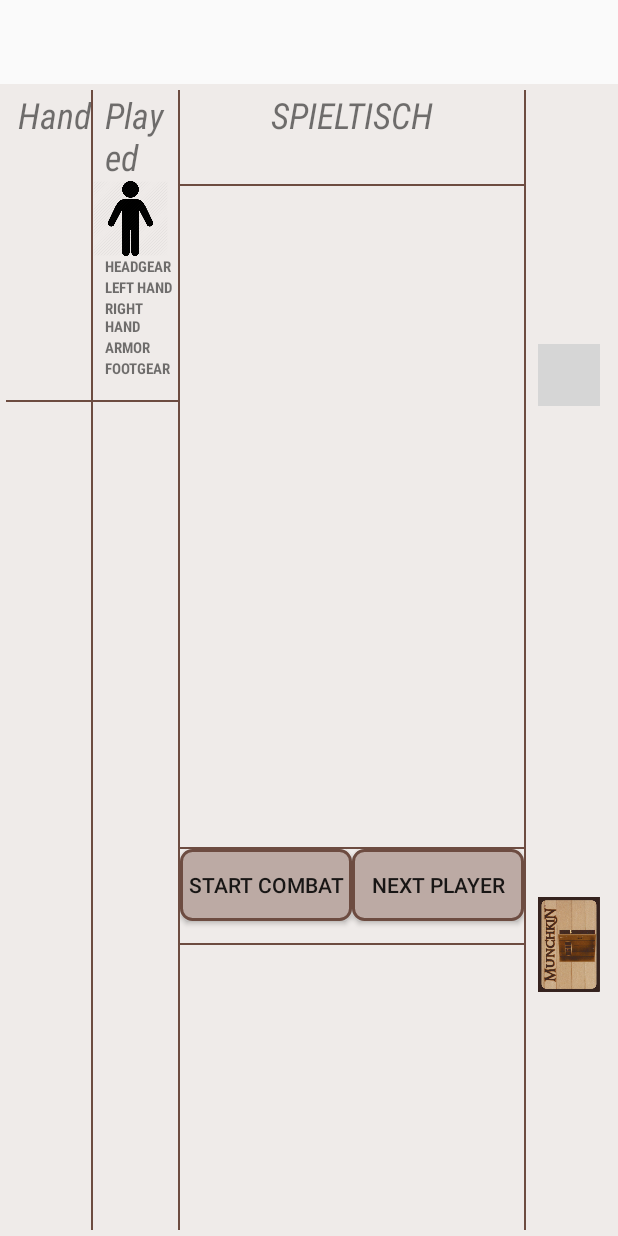
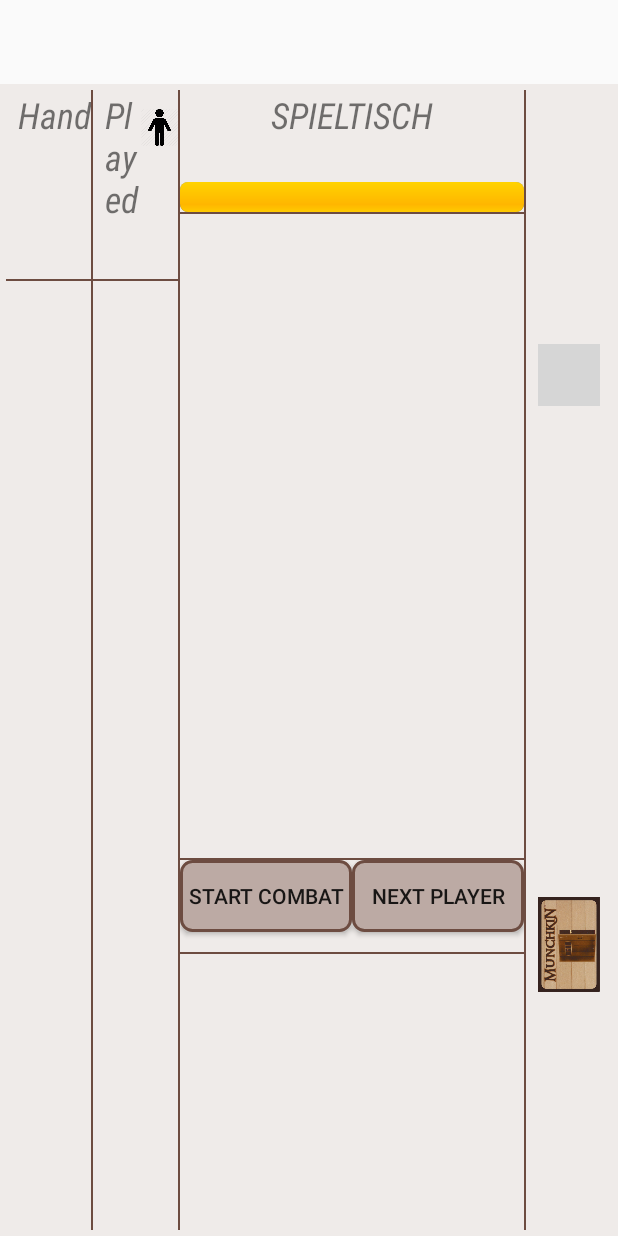
Before and after one commit to AnastasiiaPolishchuk/SP_2017, an Android app: the layout activity_play_desk.xml on its own in the app's theme, with its tools: preview values and no code run, on a phone screen of 412 x 824 dp. Run offline under Robolectric (Android 15) with nearby library versions, the phone set to English and light mode, and no system bars; grey boxes are pictures that could not be loaded.

Commit message:
update -> progressBar

```diff
--- a/app/src/main/res/layout/activity_play_desk.xml
+++ b/app/src/main/res/layout/activity_play_desk.xml
@@ -55,7 +55,7 @@ h
                 <LinearLayout
                     android:layout_width="match_parent"
                     android:layout_height="0dp"
-                    android:layout_weight="3">
+                    android:layout_weight="2">
 
                     <LinearLayout
                         android:layout_width="0dp"
@@ -83,10 +83,11 @@ h
                         android:layout_width="0dp"
                         android:layout_height="wrap_content"
                         android:layout_weight="1"
-                        android:orientation="vertical">
+                        android:orientation="horizontal">
 
                         <TextView
-                            android:layout_width="match_parent"
+                            android:layout_width="0dp"
+                            android:layout_weight="1"
                             android:layout_height="wrap_content"
                             android:layout_marginLeft="8dp"
                             android:layout_marginRight="8dp"
@@ -96,14 +97,11 @@ h
                             android:textSize="24sp"
                             android:textStyle="italic" />
 
-                        <LinearLayout
-                            android:layout_width="match_parent"
-                            android:layout_height="wrap_content"
-                            android:orientation="vertical">
-
                         <RelativeLayout
-                                android:layout_width="50dp"
-                                android:layout_height="50dp">
+                            android:layout_width="0dp"
+                            android:layout_weight="1"
+                            android:layout_height="50dp"
+                            android:gravity="fill_vertical">
 
                             <ImageView
                                 android:layout_width="50dp"
@@ -147,69 +145,9 @@ h
                         </RelativeLayout>
 
 
-                            <TextView
-                                android:id="@+id/headgear"
-                                android:layout_width="match_parent"
-                                android:layout_height="wrap_content"
-                                android:layout_marginLeft="8dp"
-                                android:layout_marginRight="8dp"
-                                android:layout_marginStart="8dp"
-                                android:fontFamily="sans-serif-condensed"
-                                android:text="HEADGEAR"
-                                android:textSize="10sp"
-                                android:textStyle="bold" />
-
-                            <TextView
-                                android:id="@+id/left_hand"
-                                android:layout_width="match_parent"
-                                android:layout_height="wrap_content"
-                                android:layout_marginLeft="8dp"
-                                android:layout_marginRight="8dp"
-                                android:layout_marginStart="8dp"
-                                android:fontFamily="sans-serif-condensed"
-                                android:text="LEFT HAND"
-                                android:textSize="10sp"
-                                android:textStyle="bold" />
-
-                            <TextView
-                                android:id="@+id/right_hand"
-                                android:layout_width="match_parent"
-                                android:layout_height="wrap_content"
-                                android:layout_marginLeft="8dp"
-                                android:layout_marginRight="8dp"
-                                android:layout_marginStart="8dp"
-                                android:fontFamily="sans-serif-condensed"
-                                android:text="RIGHT HAND"
-                                android:textSize="10sp"
-                                android:textStyle="bold" />
-
-                            <TextView
-                                android:id="@+id/armor"
-                                android:layout_width="match_parent"
-                                android:layout_height="wrap_content"
-                                android:layout_marginLeft="8dp"
-                                android:layout_marginRight="8dp"
-                                android:layout_marginStart="8dp"
-                                android:fontFamily="sans-serif-condensed"
-                                android:text="ARMOR"
-                                android:textSize="10sp"
-                                android:textStyle="bold" />
-
-                            <TextView
-                                android:id="@+id/footgear"
-                                android:layout_width="match_parent"
-                                android:layout_height="wrap_content"
-                                android:layout_marginLeft="8dp"
-                                android:layout_marginRight="8dp"
-                                android:layout_marginStart="8dp"
-                                android:fontFamily="sans-serif-condensed"
-                                android:text="FOOTGEAR"
-                                android:textSize="10sp"
-                                android:textStyle="bold" />
-
                     </LinearLayout>
 
-                    </LinearLayout>
+
 
                 </LinearLayout>
 
@@ -221,7 +159,7 @@ h
                 <LinearLayout
                     android:layout_width="match_parent"
                     android:layout_height="0dp"
-                    android:layout_weight="8">
+                    android:layout_weight="10">
 
                     <LinearLayout
                         android:layout_width="0dp"
@@ -286,6 +224,13 @@ h
                         android:textStyle="italic" />
 
                 </LinearLayout>
+
+                <ProgressBar
+                    android:id="@+id/time_to_action_bar"
+                    style="@android:style/Widget.ProgressBar.Horizontal"
+                    android:layout_width="match_parent"
+                    android:layout_height="wrap_content"
+                    android:progress="100" />
 
                 <View
                     android:layout_width="match_parent"
--- a/app/src/main/res/menu/new_play_desk.xml
+++ b/app/src/main/res/menu/new_play_desk.xml
@@ -18,6 +18,6 @@
         android:icon="@android:drawable/ic_menu_info_details"
         android:iconTint="#000000"
         android:orderInCategory="100"
-        android:title="@string/action_exit"
+        android:title="Info"
         app:showAsAction="always" />
 </menu>
```
Also changed, not shown: app/src/main/java/com/annapol04/munchkin/gui/PlayDeskActivity.java (+43 -27 lines), app/src/main/res/layout/dialog_info.xml (added, +20 -0 lines), app/src/main/res/values/styles.xml (+10 -2 lines). Lines whose indentation alone changed are shown as unchanged.
